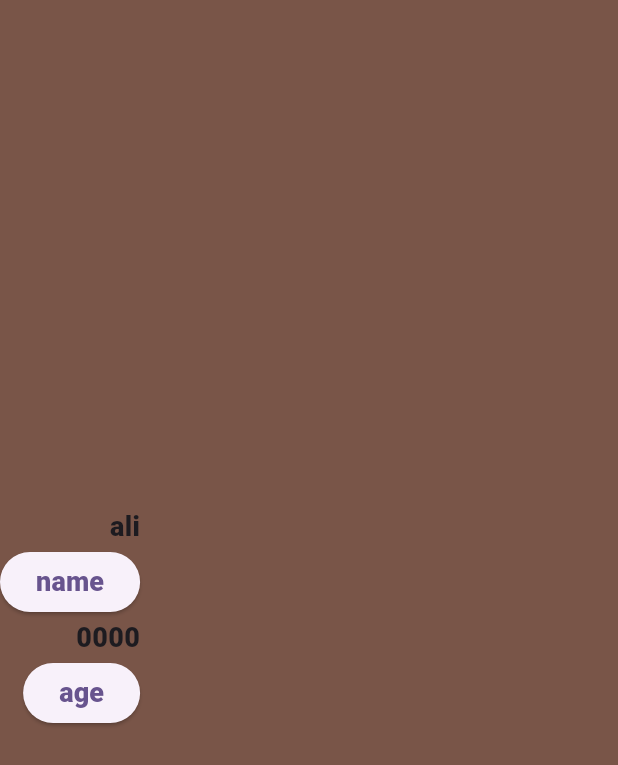
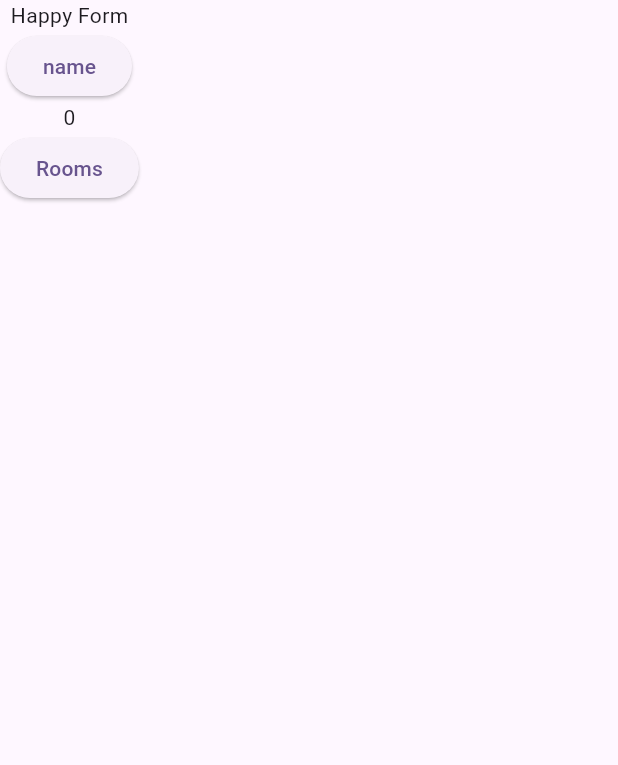
Before and after one commit to MoAli1Ra23/youdcast, a Flutter app: the screen it shows after launch, after a tap on "name", on a phone screen of 412 x 824 dp. Shown: the top 765 px of the screen. Run offline on Flutter 3.47's test engine with Material 2 defaults, Android fonts, the light colour scheme and no system bars; our stand-ins replace get.

Commit message:
getx tutorial

```diff
--- /dev/null
+++ b/lib/Views/form_view.dart
@@ -0,0 +1,26 @@
+import 'package:flutter/material.dart';
+import 'package:get/get.dart';
+import 'package:youdcast/feature/file_history/data/model/form.dart' as orm;
+
+class FormUi extends StatelessWidget {
+  FormUi({super.key});
+  var frm = Get.put(orm.Form());
+
+  @override
+  Widget build(BuildContext context) {
+    return SafeArea(
+      child: Scaffold(
+        body: Obx(() => Column(
+              children: [
+                Text(frm.name.value),
+                ElevatedButton(
+                    onPressed: () => frm.setname(), child: const Text("name")),
+                Text(frm.countofrooms.value.toString()),
+                ElevatedButton(
+                    onPressed: () => frm.setroom(), child: const Text("Rooms")),
+              ],
+            )),
+      ),
+    );
+  }
+}
--- /dev/null
+++ b/lib/feature/file_history/data/model/form.dart
@@ -0,0 +1,20 @@
+import 'package:flutter/material.dart';
+import 'package:get/get.dart';
+
+class Form extends GetxController {
+  RxString name = "بلا مورعة".obs;
+  RxInt countofrooms = 0.obs;
+
+  void setname() {
+    name.value = "Happy Form";
+    // update();
+  }
+
+  int x = 0;
+  void setroom() {
+    x++;
+
+    countofrooms.value = x;
+    // update();
+  }
+}
--- a/lib/main.dart
+++ b/lib/main.dart
@@ -2,6 +2,7 @@ import 'package:flutter/material.dart';
 import 'package:provider/provider.dart';
 import 'package:youdcast/feature/audio_player/model/user.dart';
 
+import 'Views/form_view.dart';
 import 'Views/userdate.dart';
 // import 'feature/audio_player/pages/plaer_ui.dart';
 
@@ -41,7 +42,7 @@ class MyApp extends StatelessWidget {
         colorScheme: ColorScheme.fromSeed(seedColor: Colors.deepPurple),
         useMaterial3: true,
       ),
-      home: const UserUI(),
+      home:   FormUi (),
     );
   }
 }
--- a/pubspec.yaml
+++ b/pubspec.yaml
@@ -31,7 +31,7 @@ dependencies:
   cupertino_icons: ^1.0.2
   flutter:
     sdk: flutter
-  getxx: ^1.0.0
+  get: ^4.6.5
   provider: ^6.0.5
 
 dev_dependencies:
```
Also changed, not shown: pubspec.lock.
